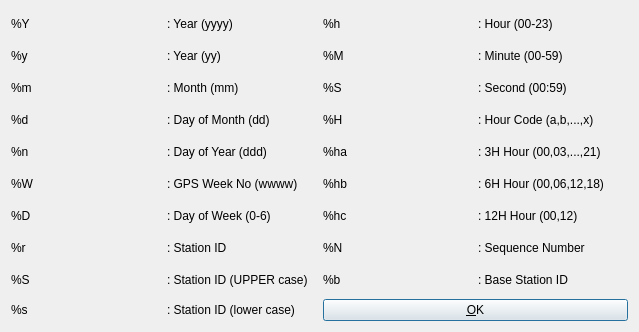
Before: the Qt Designer form app/qtapp/appcmn_qt/keydlg.ui in lhuisman/myRTKLIB, drawn with Qt 5.
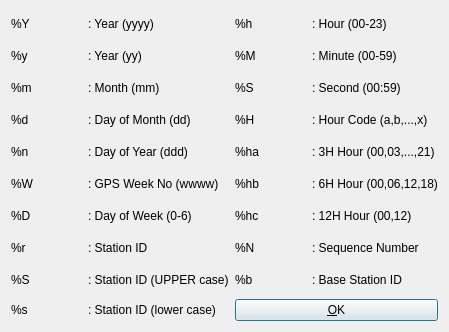
After: the same form once the commit is applied.

What changed in the file:
```diff
--- a/app/qtapp/appcmn_qt/keydlg.ui
+++ b/app/qtapp/appcmn_qt/keydlg.ui
@@ -6,7 +6,7 @@
    <rect>
     <x>0</x>
     <y>0</y>
-    <width>639</width>
+    <width>449</width>
     <height>332</height>
    </rect>
   </property>
```
